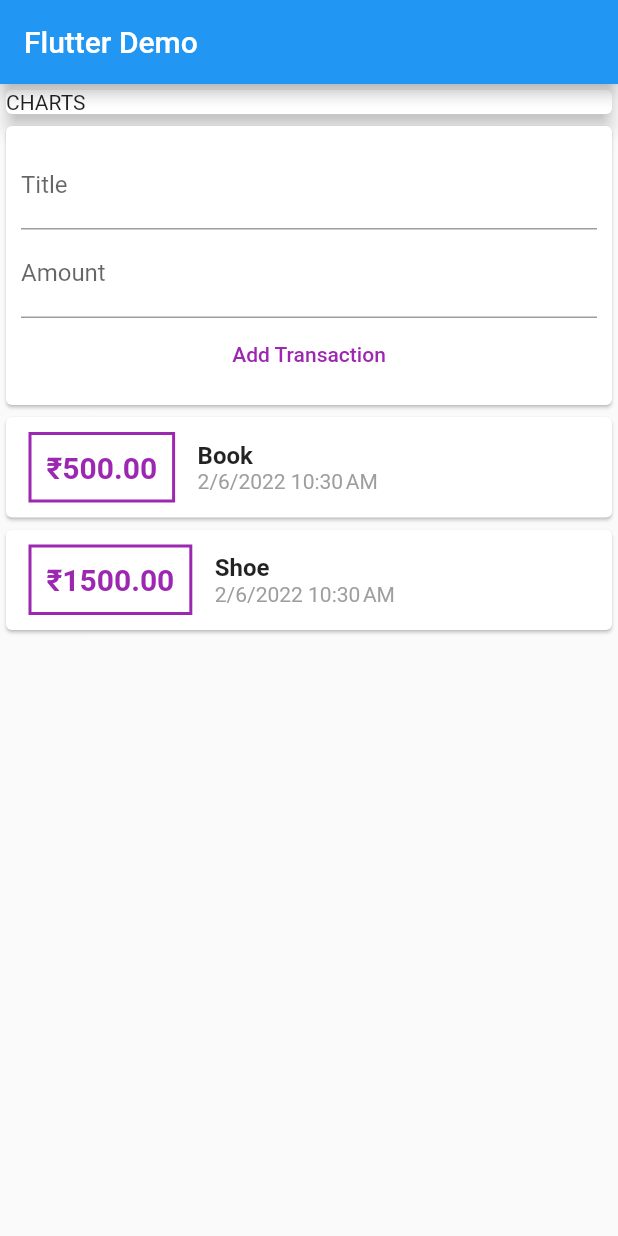
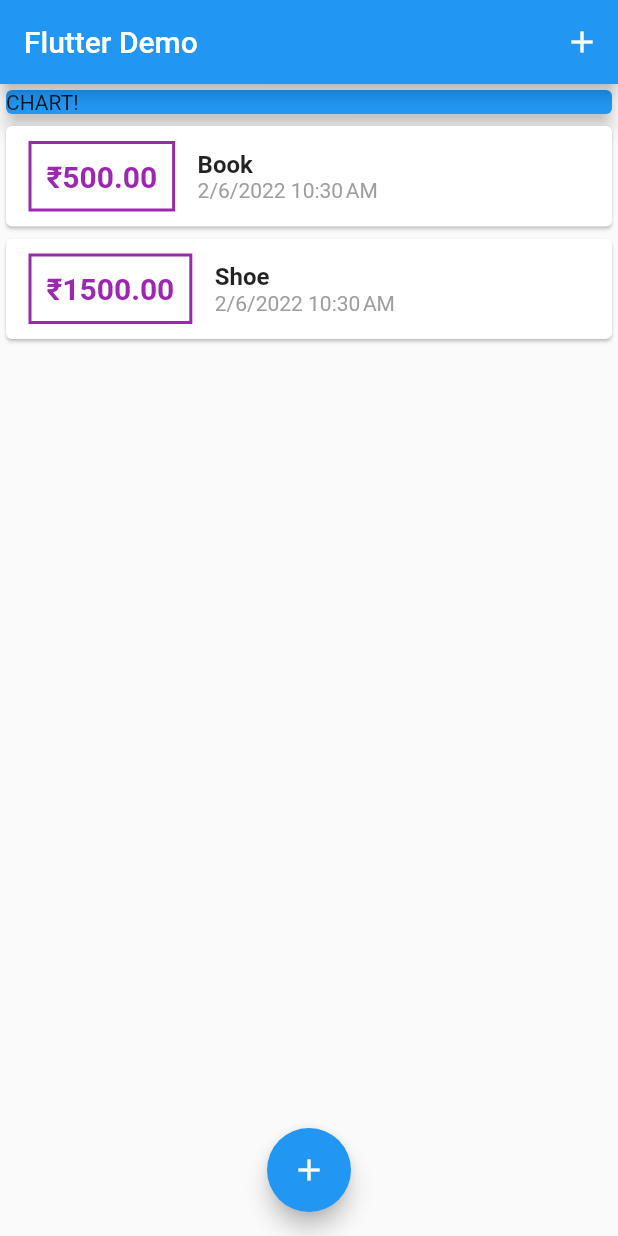
Before and after one commit to Mridul2820/expence-planner, a Flutter app: the screen it shows after launch, on a phone screen of 412 x 824 dp. Run offline on Flutter 3.47's test engine with Material 2 defaults, Android fonts, the phone set to English and light mode, and no system bars.

Commit message:
modal open on floating button click

```diff
--- a/lib/main.dart
+++ b/lib/main.dart
@@ -1,9 +1,58 @@
-import './widgets/user_transactions.dart';
 import 'package:flutter/material.dart';
+
+import './widgets/new_transaction.dart';
+import './widgets/transaction_list.dart';
+import './models/transaction.dart';
 
 void main() => runApp(MyApp());
 
-class MyApp extends StatelessWidget {
+class MyApp extends StatefulWidget {
+  @override
+  State<MyApp> createState() => _MyAppState();
+}
+
+class _MyAppState extends State<MyApp> {
+  final List<Transaction> _userTransactions = [
+    Transaction(
+      id: 't1',
+      title: 'Book',
+      amount: 500.00,
+      date: DateTime.now(),
+    ),
+    Transaction(
+      id: 't2',
+      title: 'Shoe',
+      amount: 1500.00,
+      date: DateTime.now(),
+    ),
+  ];
+
+  void _addNewTransaction(String txTitle, double txAmmount) {
+    final newTx = Transaction(
+      title: txTitle,
+      amount: txAmmount,
+      date: DateTime.now(),
+      id: DateTime.now().toString(),
+    );
+
+    setState(() {
+      _userTransactions.add(newTx);
+    });
+  }
+
+  void _startAddNewTransaction(BuildContext ctx) {
+    showModalBottomSheet(
+      context: ctx,
+      builder: (_) {
+        return GestureDetector(
+          onTap: () {},
+          child: NewTransaction(_addNewTransaction),
+          behavior: HitTestBehavior.opaque,
+        );
+      },
+    );
+  }
+
   @override
   Widget build(BuildContext context) {
     return MaterialApp(
@@ -11,20 +60,32 @@ class MyApp extends StatelessWidget {
       home: Scaffold(
         appBar: AppBar(
           title: Text('Flutter Demo'),
+          actions: <Widget>[
+            IconButton(
+              icon: Icon(Icons.add),
+              onPressed: () => _startAddNewTransaction(context),
+            ),
+          ],
         ),
         body: SingleChildScrollView(
           child: Column(
             children: [
-              Card(
-                child: Container(
-                  width: double.infinity,
-                  child: Text('CHARTS'),
+              Container(
+                width: double.infinity,
+                child: Card(
+                  color: Colors.blue,
+                  child: Text('CHART!'),
+                  elevation: 5,
                 ),
-                elevation: 5,
               ),
-              UserTransaction(),
+              TransactionList(_userTransactions),
             ],
           ),
+        ),
+        floatingActionButtonLocation: FloatingActionButtonLocation.centerFloat,
+        floatingActionButton: FloatingActionButton(
+          child: Icon(Icons.add),
+          onPressed: () => _startAddNewTransaction(context),
         ),
       ),
     );
--- a/lib/widgets/new_transaction.dart
+++ b/lib/widgets/new_transaction.dart
@@ -45,9 +45,7 @@ class NewTransaction extends StatelessWidget {
               onSubmitted: (_) => submitData(),
             ),
             FlatButton(
-              onPressed: () {
-                submitData;
-              },
+              onPressed: submitData,
               child: Text('Add Transaction'),
               textColor: Colors.purple,
             ),
--- a/lib/widgets/user_transactions.dart
+++ /dev/null
@@ -1,49 +0,0 @@
-import 'package:flutter/material.dart';
-import './new_transaction.dart';
-import './transaction_list.dart';
-import '../models/transaction.dart';
-
-class UserTransaction extends StatefulWidget {
-  @override
-  _UserTransactionState createState() => _UserTransactionState();
-}
-
-class _UserTransactionState extends State<UserTransaction> {
-  final List<Transaction> _userTransactions = [
-    Transaction(
-      id: 't1',
-      title: 'Book',
-      amount: 500.00,
-      date: DateTime.now(),
-    ),
-    Transaction(
-      id: 't2',
-      title: 'Shoe',
-      amount: 1500.00,
-      date: DateTime.now(),
-    ),
-  ];
-
-  void _addNewTransaction(String txTitle, double txAmmount) {
-    final newTx = Transaction(
-      title: txTitle,
-      amount: txAmmount,
-      date: DateTime.now(),
-      id: DateTime.now().toString(),
-    );
-
-    setState(() {
-      _userTransactions.add(newTx);
-    });
-  }
-
-  @override
-  Widget build(BuildContext context) {
-    return Column(
-      children: [
-        NewTransaction(_addNewTransaction),
-        TransactionList(_userTransactions),
-      ],
-    );
-  }
-}
```
